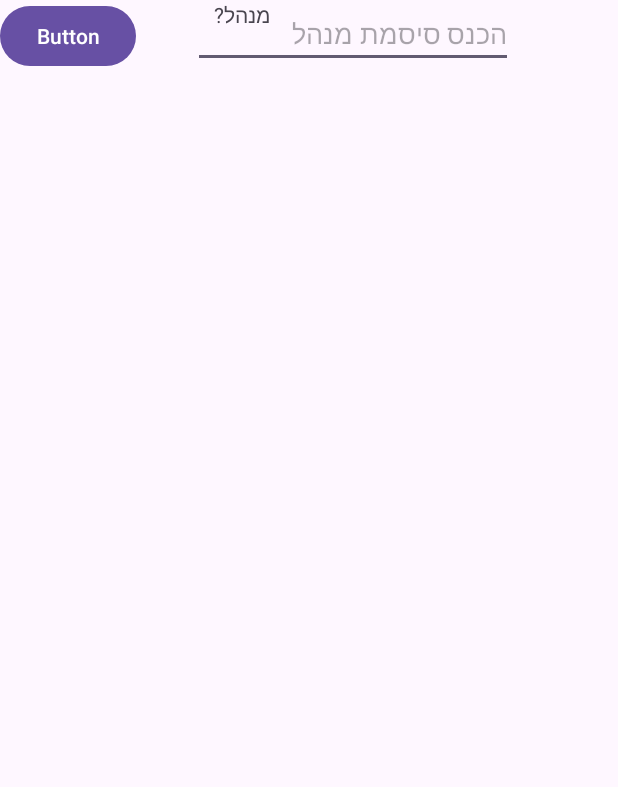
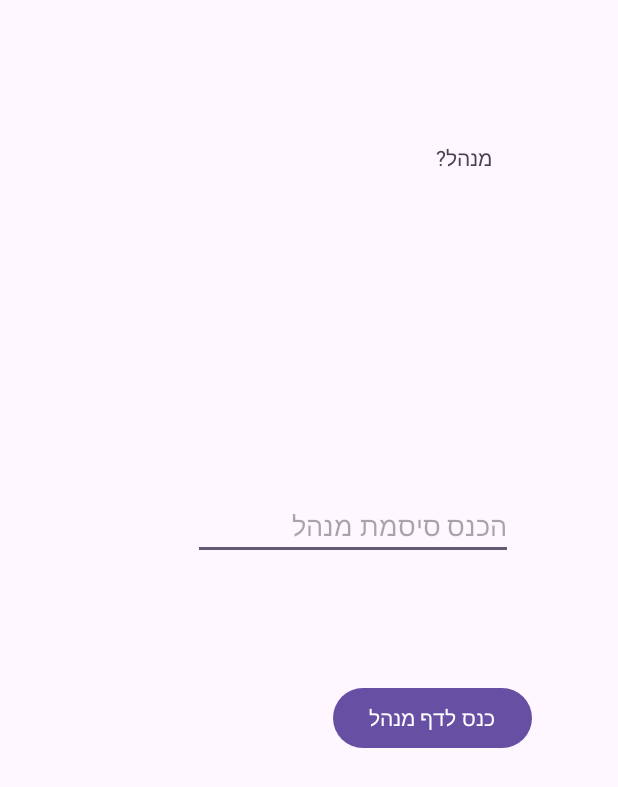
Before and after one commit to NoamSh1609/NoamProject1, an Android app: the menger_page screen opened directly, with no data from a screen before it, on a phone screen of 412 x 824 dp. Shown: the top 787 px of the screen. Run offline under Robolectric (Android 15) with nearby library versions, the phone set to English and light mode, and no system bars.

Commit message:
Eod 14.1.2025

```diff
--- a/app/src/main/java/com/noam/noamproject1/models/User.java
+++ b/app/src/main/java/com/noam/noamproject1/models/User.java
@@ -3,6 +3,7 @@ package com.noam.noamproject1.models;
 public class User {
     private String id;
     private String fname,lname,phone,email,password;
+  //  protected boolean isAdmin;
 
     public User(String id, String fname, String lname, String phone, String email, String password) {
         this.id = id;
@@ -11,6 +12,7 @@ public class User {
         this.phone = phone;
         this.email = email;
         this.password = password;
+       // this.isAdmin = isAdmin;
     }
 
     @Override
--- a/app/src/main/java/com/noam/noamproject1/screens/Register.java
+++ b/app/src/main/java/com/noam/noamproject1/screens/Register.java
@@ -98,7 +98,7 @@ public class Register extends AppCompatActivity implements View.OnClickListener,
                             Log.d("TAG", "createUserWithEmail:success");
 
                             FirebaseUser User_fireuser = mAuth.getCurrentUser();
-                            User newUser = new User(mAuth.getUid(), fname, lname, phone, email, password);
+                            User newUser = new User(mAuth.getUid(), fname, lname, phone, email, password);//,false);
                             myRef.child(mAuth.getUid()).setValue(newUser);
                             SharedPreferences.Editor editor = sharedpreferences.edit();
 
--- a/app/src/main/java/com/noam/noamproject1/screens/menger_page.java
+++ b/app/src/main/java/com/noam/noamproject1/screens/menger_page.java
@@ -14,7 +14,7 @@ import com.noam.noamproject1.R;
 public class menger_page extends AppCompatActivity {
 
     EditText etMangerPassword;
-    Button btnLogin;
+    Button btn_admin_main_page;
 
     // הסיסמה שצריך להזין
     private static final String CORRECT_PASSWORD = "OmerTheMonkey69"; // החלף עם הסיסמה הנכונה
@@ -26,10 +26,10 @@ public class menger_page extends AppCompatActivity {
 
         // אתחול המשתנים
         etMangerPassword = findViewById(R.id.etMangerPassword);
-        btnLogin = findViewById(R.id.button);
+        btn_admin_main_page = findViewById(R.id.btn_admin_main_page);
 
         // מאזין לכפתור
-        btnLogin.setOnClickListener(new View.OnClickListener() {
+        btn_admin_main_page.setOnClickListener(new View.OnClickListener() {
             @Override
             public void onClick(View v) {
                 // קבלת הסיסמה שהוזנה
@@ -38,7 +38,7 @@ public class menger_page extends AppCompatActivity {
                 // בדיקת אם הסיסמה נכונה
                 if (enteredPassword.equals(CORRECT_PASSWORD)) {
                     // אם הסיסמה נכונה, נווט לעמוד הבא
-                    Intent intent = new Intent(menger_page.this, AdminMainPage.class); // החלף את NextActivity עם שם הפעילות הבאה
+                    Intent intent = new Intent(menger_page.this, AdminMainPage.class); // החלף את AdminMainPage עם שם הפעילות הבאה
                     startActivity(intent);
                 } else {
                     // אם הסיסמה לא נכונה, הצג הודעת שגיאה
--- a/app/src/main/res/layout/activity_menger_page.xml
+++ b/app/src/main/res/layout/activity_menger_page.xml
@@ -10,29 +10,38 @@
     <TextView
         android:id="@+id/textView"
         android:layout_width="180dp"
-        android:layout_height="61dp"
+        android:layout_height="0dp"
+        android:layout_marginTop="95dp"
+        android:layout_marginEnd="84dp"
+        android:layout_marginBottom="80dp"
         android:text="מנהל?"
-        tools:layout_editor_absoluteX="147dp"
-        tools:layout_editor_absoluteY="95dp" />
+        app:layout_constraintBottom_toTopOf="@+id/etMangerPassword"
+        app:layout_constraintEnd_toEndOf="parent"
+        app:layout_constraintTop_toTopOf="parent" />
 
     <EditText
         android:id="@+id/etMangerPassword"
         android:layout_width="wrap_content"
         android:layout_height="wrap_content"
+        android:layout_marginBottom="81dp"
         android:ems="10"
         android:hint="הכנס סיסמת מנהל"
+
         android:inputType="text"
-
+        app:layout_constraintBottom_toTopOf="@+id/btn_admin_main_page"
         app:layout_constraintEnd_toEndOf="parent"
         app:layout_constraintHorizontal_bias="0.646"
         app:layout_constraintStart_toStartOf="parent"
-        tools:layout_editor_absoluteY="236dp" />
+        app:layout_constraintTop_toBottomOf="@+id/textView" />
 
     <Button
-        android:id="@+id/button"
+        android:id="@+id/btn_admin_main_page"
         android:layout_width="wrap_content"
         android:layout_height="wrap_content"
-        android:text="Button"
-        tools:layout_editor_absoluteX="221dp"
-        tools:layout_editor_absoluteY="362dp" />
+        android:layout_marginEnd="57dp"
+        android:layout_marginBottom="321dp"
+        android:text="כנס לדף מנהל"
+        app:layout_constraintBottom_toBottomOf="parent"
+        app:layout_constraintEnd_toEndOf="parent"
+        app:layout_constraintTop_toBottomOf="@+id/etMangerPassword" />
 </androidx.constraintlayout.widget.ConstraintLayout>
```
Also changed, not shown: app/src/main/java/com/noam/noamproject1/models/Attraction.java (+13 -1 lines), app/src/main/java/com/noam/noamproject1/screens/AddAttraction.java (+20 -8 lines), app/src/main/java/com/noam/noamproject1/screens/MainActivity.java (+16 -1 lines), app/src/main/res/layout/activity_add_attraction.xml (+45 -38 lines), app/src/main/res/layout/activity_main.xml (+16 -0 lines).
